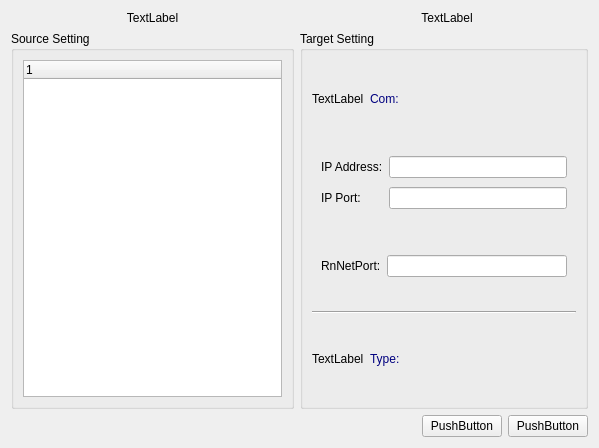
Before: the Qt Designer form ServoMain/MainGTSD/NewConfigDialog/NewConfigDialog.ui in tiangaomingjing/M4, drawn with Qt 5.
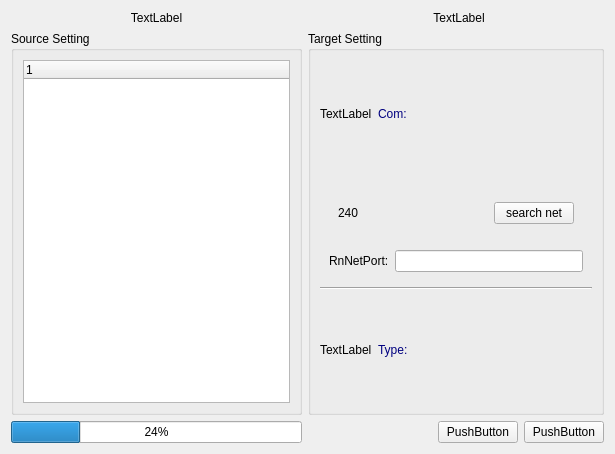
After: the same form once the commit is applied.

```diff
--- a/ServoMain/MainGTSD/NewConfigDialog/NewConfigDialog.ui
+++ b/ServoMain/MainGTSD/NewConfigDialog/NewConfigDialog.ui
@@ -6,8 +6,8 @@
    <rect>
     <x>0</x>
     <y>0</y>
-    <width>599</width>
-    <height>448</height>
+    <width>615</width>
+    <height>454</height>
    </rect>
   </property>
   <property name="windowTitle">
@@ -76,70 +76,42 @@
           </item>
          </layout>
         </item>
-        <item>
-         <widget class="QWidget" name="widget_ip" native="true">
-          <property name="minimumSize">
-           <size>
-            <width>0</width>
-            <height>50</height>
-           </size>
-          </property>
-          <layout class="QGridLayout" name="gridLayout">
-           <item row="0" column="0">
-            <widget class="QLabel" name="label_ipaddr">
-             <property name="text">
-              <string>IP Address:</string>
-             </property>
-            </widget>
-           </item>
-           <item row="0" column="1">
-            <widget class="QLineEdit" name="lineEdit_Addr">
-             <property name="minimumSize">
-              <size>
-               <width>0</width>
-               <height>20</height>
-              </size>
-             </property>
-             <property name="baseSize">
-              <size>
-               <width>0</width>
-               <height>0</height>
-              </size>
-             </property>
-            </widget>
-           </item>
-           <item row="1" column="0">
-            <widget class="QLabel" name="label_ipport">
-             <property name="text">
-              <string>IP Port:</string>
-             </property>
-            </widget>
-           </item>
-           <item row="1" column="1">
-            <widget class="QLineEdit" name="lineEdit_Port">
-             <property name="minimumSize">
-              <size>
-               <width>0</width>
-               <height>20</height>
-              </size>
-             </property>
-            </widget>
-           </item>
-          </layout>
-         </widget>
-        </item>
         <item>
          <widget class="QWidget" name="widget_rnnetPort" native="true">
-          <layout class="QHBoxLayout" name="horizontalLayout_4">
+          <layout class="QVBoxLayout" name="verticalLayout_5">
            <item>
-            <widget class="QLabel" name="label_rnnetPort">
-             <property name="text">
-              <string>RnNetPort:</string>
-             </property>
+            <widget class="QWidget" name="widget" native="true">
+             <layout class="QHBoxLayout" name="horizontalLayout_5" stretch="1,0">
+              <item>
+               <widget class="QLabel" name="label_stationList">
+                <property name="text">
+                 <string>240</string>
+                </property>
+               </widget>
+              </item>
+              <item>
+               <widget class="QPushButton" name="btnSearch">
+                <property name="text">
+                 <string>search net</string>
+                </property>
+               </widget>
+              </item>
+             </layout>
             </widget>
            </item>
            <item>
-            <widget class="QLineEdit" name="lineEdit_rnNetPort"/>
+            <layout class="QHBoxLayout" name="horizontalLayout_4">
+             <item>
+              <widget class="QLabel" name="label_rnnetPort">
+               <property name="text">
+                <string>RnNetPort:</string>
+               </property>
+              </widget>
+             </item>
+             <item>
+              <widget class="QLineEdit" name="lineEdit_rnNetPort"/>
+             </item>
+            </layout>
            </item>
           </layout>
          </widget>
@@ -219,6 +191,13 @@
      </property>
     </widget>
    </item>
+   <item row="2" column="0">
+    <widget class="QProgressBar" name="progressBar">
+     <property name="value">
+      <number>24</number>
+     </property>
+    </widget>
+   </item>
   </layout>
  </widget>
  <resources/>
```
